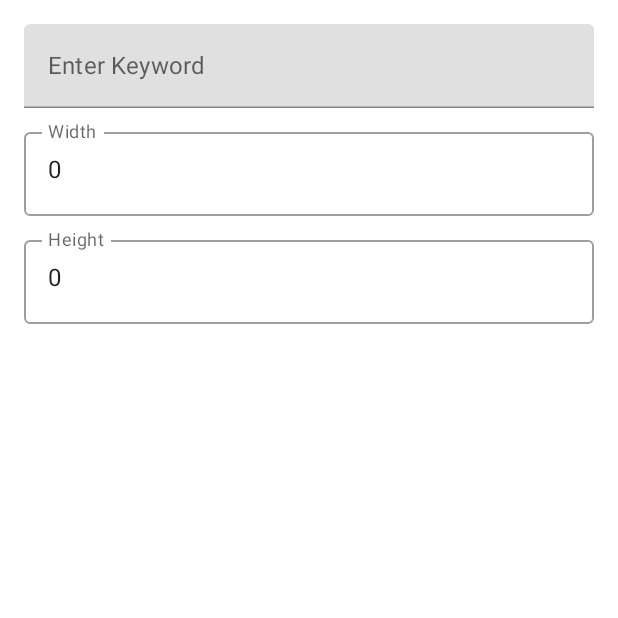
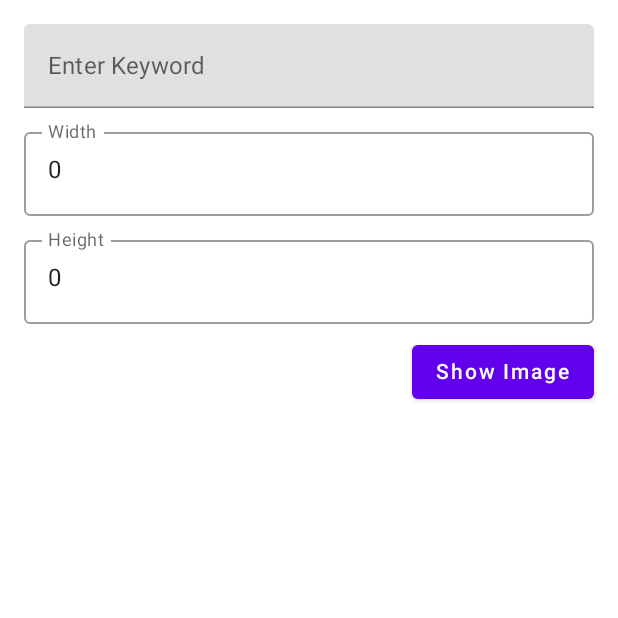
Before and after one commit to 6310682791/cn333as4, an Android app built with Jetpack Compose: the screen it shows after launch (MainActivity), on a phone screen of 412 x 824 dp, the top half of it. Run offline under Robolectric (Android 15) with nearby library versions, the phone set to English and light mode, and no system bars; pictures from the network do not load.

Commit message:
edit submit button

```diff
--- a/app/src/main/java/com/example/cn333as4/MainActivity.kt
+++ b/app/src/main/java/com/example/cn333as4/MainActivity.kt
@@ -1,20 +1,17 @@
 package com.example.cn333as4
 
 import android.os.Bundle
-import android.view.Display
 import androidx.activity.ComponentActivity
 import androidx.activity.compose.setContent
 import androidx.compose.foundation.layout.*
-import androidx.compose.foundation.shape.CircleShape
-import androidx.compose.foundation.shape.CutCornerShape
 import androidx.compose.foundation.shape.RoundedCornerShape
 import androidx.compose.foundation.text.KeyboardActions
 import androidx.compose.foundation.text.KeyboardOptions
 import androidx.compose.material.*
 import androidx.compose.runtime.*
+import androidx.compose.ui.Alignment
 import androidx.compose.ui.ExperimentalComposeUiApi
 import androidx.compose.ui.Modifier
-import androidx.compose.ui.draw.clip
 import androidx.compose.ui.graphics.Color
 import androidx.compose.ui.layout.ContentScale
 import androidx.compose.ui.platform.LocalContext
@@ -40,7 +37,7 @@ class MainActivity : ComponentActivity() {
                     modifier = Modifier.fillMaxSize(),
                     color = MaterialTheme.colors.background
                 ) {
-                    Display(Modifier)
+                    DisplayImage(Modifier)
                 }
             }
         }
@@ -54,6 +51,7 @@ fun KeywordForm(onSubmit: (String, Int, Int) -> Unit) {
     var width by remember { mutableStateOf(0) }
     var height by remember { mutableStateOf(0) }
     val keyboardController = LocalSoftwareKeyboardController.current
+
 
     Column(
         modifier = Modifier.fillMaxWidth()
@@ -106,15 +104,23 @@ fun KeywordForm(onSubmit: (String, Int, Int) -> Unit) {
                 }
             )
         )
+        Spacer(modifier = Modifier.height(8.dp))
+        Button(
+            onClick = { onSubmit(keyword, width, height) },
+            modifier = Modifier.align(Alignment.End)
+        ) {
+            Text(text = "Show Image")
+        }
     }
 }
 
 
 @Composable
-fun Display(modifier: Modifier) {
+fun DisplayImage(modifier: Modifier) {
     var keyword by remember { mutableStateOf("") }
     var width by remember { mutableStateOf(0) }
     var height by remember { mutableStateOf(0) }
+    val key = keyword.replace(" ", "-")
 
     Column(
         modifier = modifier
@@ -139,7 +145,7 @@ fun Display(modifier: Modifier) {
                 Box(modifier = Modifier.height(300.dp)) {
                     AsyncImage(
                         model = ImageRequest.Builder(LocalContext.current)
-                            .data("https://loremflickr.com/$width/$height/$keyword")
+                            .data("https://loremflickr.com/$width/$height/$key")
                             .crossfade(true)
                             .build(),
                         contentDescription = "",
@@ -168,6 +174,6 @@ fun Display(modifier: Modifier) {
 @Composable
 fun DefaultPreview() {
     Cn333as4Theme {
-        Display(Modifier)
+        DisplayImage(Modifier)
     }
 }
```
